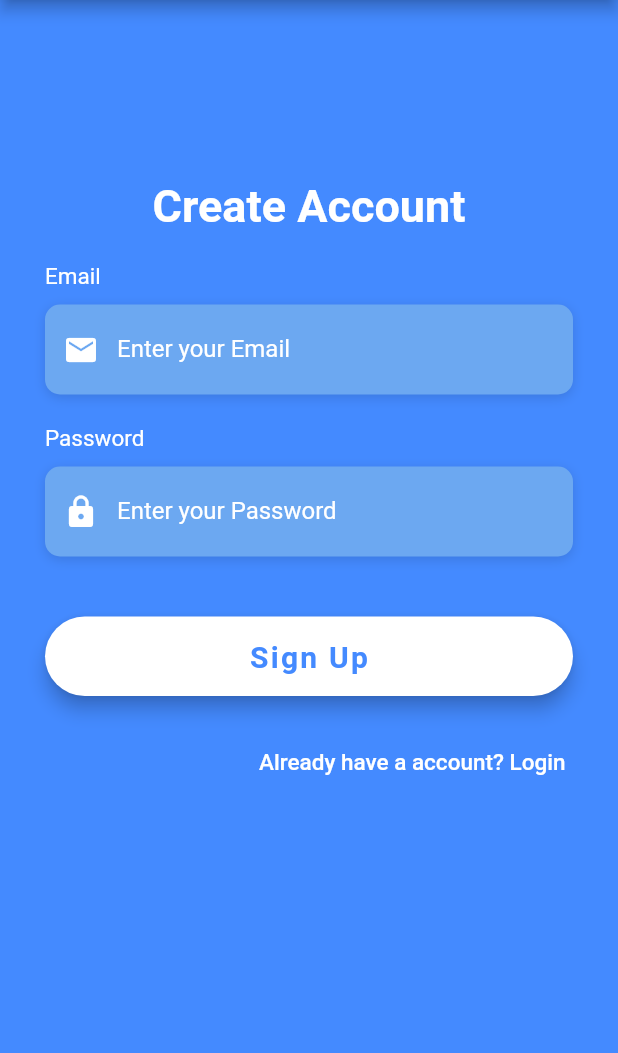
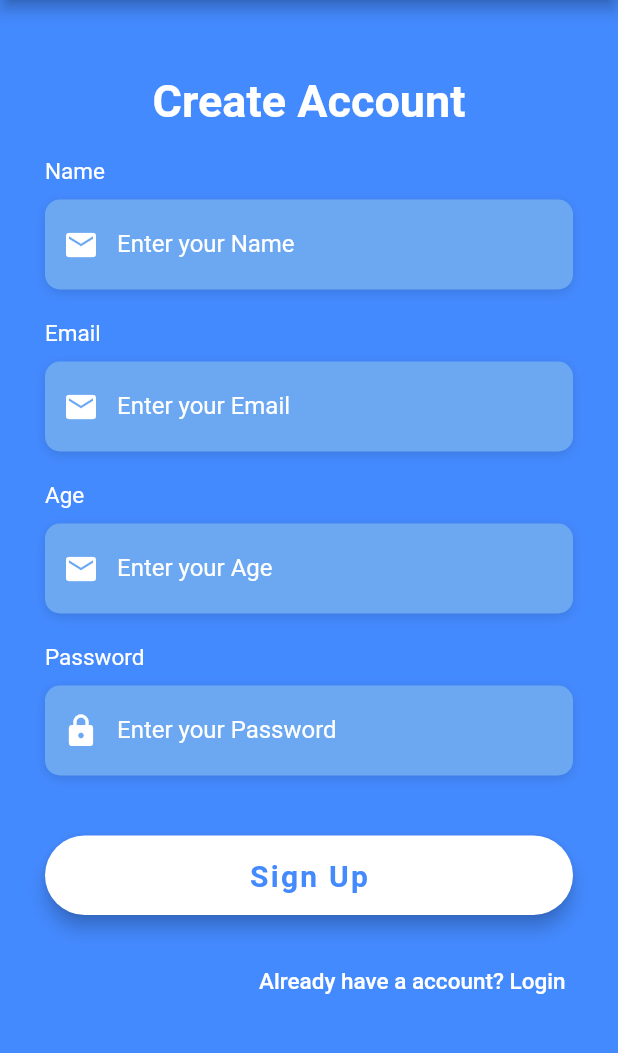
Before and after one commit to DerekChristy/cv-19, a Flutter app: the screen it shows after launch, on a phone screen of 412 x 824 dp, the part 84-1137 px from its top. Run offline on Flutter 3.47's test engine with Material 2 defaults, Android fonts, the phone set to English and light mode, and no system bars; our stand-ins replace share, shared_preferences; Roboto replaces fonts that are missing (OpenSans).

Commit message:
Added Name & AGE and their controllers in SignUp. (#8)
* Updated login page and signup page

* Added Name & AGE and their controllers in SignUp

```diff
--- a/lib/screens/signup_page/signup_page.dart
+++ b/lib/screens/signup_page/signup_page.dart
@@ -8,9 +8,57 @@ class SignupPage extends StatefulWidget {
 }
 
 class SignupPageState extends State<SignupPage> {
+  final _name = TextEditingController();
   final _email = TextEditingController();
+  final _age = TextEditingController();
   final _passwd = TextEditingController();
   final auth = new AuthService();
+
+  Widget _buildName() {
+    return Column(
+      crossAxisAlignment: CrossAxisAlignment.start,
+      children: <Widget>[
+        Text(
+          'Name',
+          style: TextStyle(color: Colors.white, fontSize: 15),
+        ),
+        SizedBox(height: 10.0),
+        Container(
+          alignment: Alignment.centerLeft,
+          decoration: BoxDecoration(
+            color: Color(0xFF6CA8F1),
+            borderRadius: BorderRadius.circular(10.0),
+            boxShadow: [
+              BoxShadow(
+                color: Colors.black12,
+                blurRadius: 6.0,
+                offset: Offset(0, 2),
+              ),
+            ],
+          ),
+          height: 60.0,
+          child: TextField(
+            controller: _name,
+            keyboardType: TextInputType.emailAddress,
+            style: TextStyle(
+              color: Colors.white,
+              fontFamily: 'OpenSans',
+            ),
+            decoration: InputDecoration(
+              border: InputBorder.none,
+              contentPadding: EdgeInsets.only(top: 14.0),
+              prefixIcon: Icon(
+                Icons.email,
+                color: Colors.white,
+              ),
+              hintText: 'Enter your Name',
+              hintStyle: TextStyle(color: Colors.white),
+            ),
+          ),
+        ),
+      ],
+    );
+  }
 
   Widget _buildEmail() {
     return Column(
@@ -50,6 +98,52 @@ class SignupPageState extends State<SignupPage> {
                 color: Colors.white,
               ),
               hintText: 'Enter your Email',
+              hintStyle: TextStyle(color: Colors.white),
+            ),
+          ),
+        ),
+      ],
+    );
+  }
+
+  Widget _buildAge() {
+    return Column(
+      crossAxisAlignment: CrossAxisAlignment.start,
+      children: <Widget>[
+        Text(
+          'Age',
+          style: TextStyle(color: Colors.white, fontSize: 15),
+        ),
+        SizedBox(height: 10.0),
+        Container(
+          alignment: Alignment.centerLeft,
+          decoration: BoxDecoration(
+            color: Color(0xFF6CA8F1),
+            borderRadius: BorderRadius.circular(10.0),
+            boxShadow: [
+              BoxShadow(
+                color: Colors.black12,
+                blurRadius: 6.0,
+                offset: Offset(0, 2),
+              ),
+            ],
+          ),
+          height: 60.0,
+          child: TextField(
+            controller: _age,
+            keyboardType: TextInputType.emailAddress,
+            style: TextStyle(
+              color: Colors.white,
+              fontFamily: 'OpenSans',
+            ),
+            decoration: InputDecoration(
+              border: InputBorder.none,
+              contentPadding: EdgeInsets.only(top: 14.0),
+              prefixIcon: Icon(
+                Icons.email,
+                color: Colors.white,
+              ),
+              hintText: 'Enter your Age',
               hintStyle: TextStyle(color: Colors.white),
             ),
           ),
@@ -171,7 +265,7 @@ class SignupPageState extends State<SignupPage> {
             physics: AlwaysScrollableScrollPhysics(),
             padding: EdgeInsets.symmetric(
               horizontal: 30.0,
-            vertical: 120.0,
+              vertical: 50.0,
             ),
             child: Column(
               mainAxisAlignment: MainAxisAlignment.center,
@@ -184,11 +278,24 @@ class SignupPageState extends State<SignupPage> {
                       fontWeight: FontWeight.bold,
                       color: Colors.white),
                 ),
+
+                SizedBox(
+                  height: 20.0,
+                ),
+
+                _buildName(), // this builds name widget
+
                 SizedBox(
                   height: 20.0,
                 ),
 
                 _buildEmail(), // email and feildtext widget
+
+                SizedBox(
+                  height: 20.0,
+                ),
+
+                _buildAge(), // this builds the age widget
 
                 SizedBox(
                   height: 20.0,
@@ -211,7 +318,8 @@ class SignupPageState extends State<SignupPage> {
             ),
           ),
         ),
-    ));
+      ),
+    );
   }
 }
 
```
Lines whose indentation alone changed are shown as unchanged.
